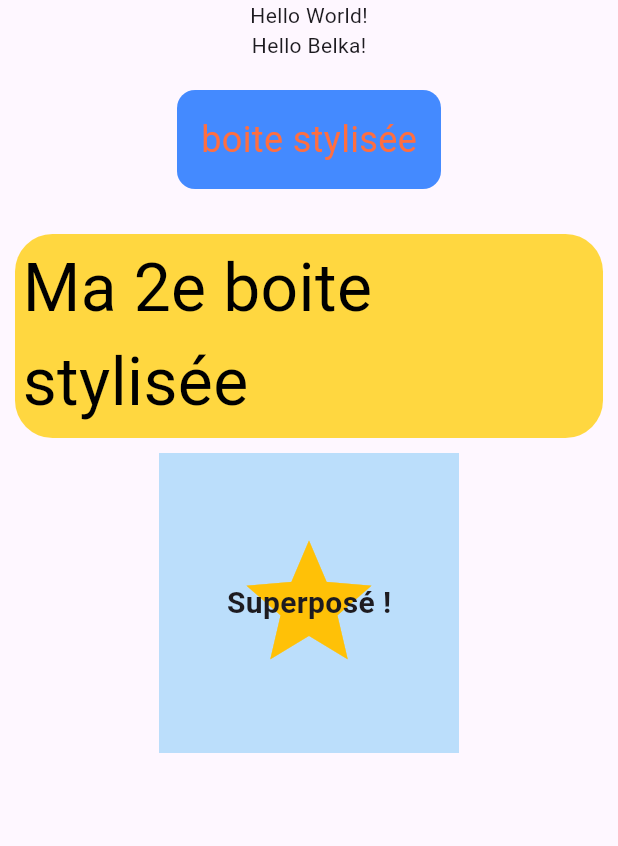
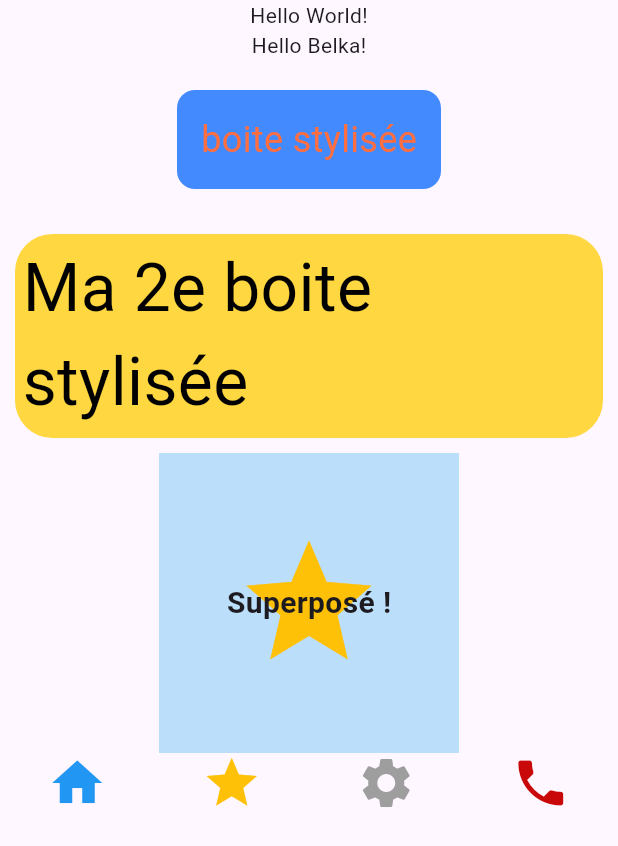
Before and after one commit to Belka1996/Atelier-Flutter-2, a Flutter app: the screen it shows after launch, on a phone screen of 412 x 824 dp. Shown: the top 846 px of the screen. Run offline on Flutter 3.47's test engine with Material 3 defaults, Android fonts, the phone set to English and light mode, and no system bars.

Commit message:
étape 5 ok

```diff
--- a/lib/main.dart
+++ b/lib/main.dart
@@ -43,8 +43,17 @@ class MainApp extends StatelessWidget {
                     Icon(Icons.star, size: 100, color: Colors.amber),
                     Text("Superposé !",style: TextStyle(fontSize: 20, fontWeight: FontWeight.bold),
                     )
-                  ],
-                )
+                  ], ),
+                  Row(
+                    mainAxisAlignment: MainAxisAlignment.spaceAround,
+                    crossAxisAlignment: CrossAxisAlignment.center,
+                    children: [
+                      Icon(Icons.home, color: Colors.blue, size: 40),
+                      Icon(Icons.star, color: Colors.amber, size: 40),
+                      Icon(Icons.settings, color: Colors.grey, size: 40),
+                      Icon(Icons.phone, color: const Color.fromARGB(255, 201, 9, 9), size: 40),
+                    ],
+                  )
             ],
           ),
         ),
```
